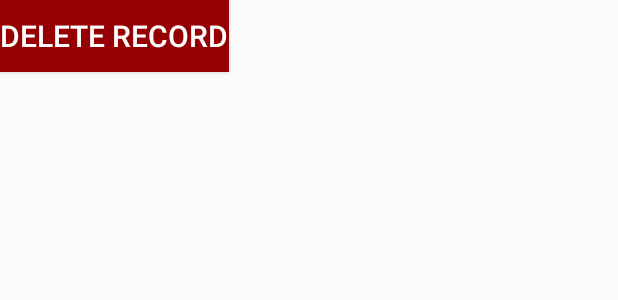
After one commit to mVax-app/mVax, an Android app: the layout delete_button.xml on its own in the app's theme, with its tools: preview values and no code run, on a phone screen of 412 x 824 dp. The commit adds this screen. Shown: the top 300 px of the screen. Run offline under Robolectric (Android 15) with nearby library versions, the phone set to English and light mode, and no system bars.

Commit message:
add basic record delete functionality with database

```diff
--- a/app/src/main/java/mhealth/mvax/search/SearchFragment.java
+++ b/app/src/main/java/mhealth/mvax/search/SearchFragment.java
@@ -224,7 +224,9 @@ public class SearchFragment extends Fragment {
 
             @Override
             public void onChildRemoved(DataSnapshot dataSnapshot) {
-
+                Patient patient = dataSnapshot.getValue(Patient.class);
+                _patientRecords.remove(patient.getId());
+                _SearchResultAdapter.refresh(_patientRecords.values());
             }
 
             @Override
@@ -305,5 +307,4 @@ public class SearchFragment extends Fragment {
         patientRecords.setValue(steven);
     }
 
-
 }
--- /dev/null
+++ b/app/src/main/res/drawable/delete_button.xml
@@ -0,0 +1,5 @@
+<?xml version="1.0" encoding="utf-8"?>
+<selector xmlns:android="http://schemas.android.com/apk/res/android">
+    <item android:state_pressed="true" android:drawable="@color/lightRed"/>
+    <item android:drawable="@color/darkRed"/>
+</selector>
--- a/app/src/main/res/layout/activity_record_detail.xml
+++ b/app/src/main/res/layout/activity_patient_detail.xml
@@ -79,7 +79,7 @@
 
     <ListView
         android:id="@+id/vaccine_list_view"
-        android:layout_width="match_parent"
+        android:layout_width="0dp"
         android:layout_height="0dp"
         android:layout_marginTop="20dp"
         android:layout_weight="1"
@@ -89,7 +89,6 @@
         app:layout_constraintLeft_toLeftOf="parent"
         app:layout_constraintRight_toRightOf="parent"
         app:layout_constraintTop_toBottomOf="@+id/textView2"
-        app:layout_constraintVertical_bias="0.0"
-        android:layout_marginBottom="0dp" />
+        app:layout_constraintVertical_bias="0.0" />
 
 </android.support.constraint.ConstraintLayout>
--- /dev/null
+++ b/app/src/main/res/layout/delete_button.xml
@@ -0,0 +1,10 @@
+<?xml version="1.0" encoding="utf-8"?>
+<Button
+    android:layout_width="wrap_content"
+    android:layout_height="wrap_content"
+    android:text="@string/delete_record_button"
+    android:textColor="@color/white"
+    android:textSize="20sp"
+    android:background="@drawable/delete_button"
+    xmlns:android="http://schemas.android.com/apk/res/android"
+    />
--- a/app/src/main/res/values/colors.xml
+++ b/app/src/main/res/values/colors.xml
@@ -1,6 +1,9 @@
 <?xml version="1.0" encoding="utf-8"?>
 <resources>
+    <color name="white">#FFFFFF</color>
     <color name="colorPrimary">#3F51B5</color>
     <color name="colorPrimaryDark">#303F9F</color>
     <color name="colorAccent">#FF4081</color>
+    <color name="darkRed">#950002</color>
+    <color name="lightRed">#B44545</color>
 </resources>
--- a/app/src/main/res/values/strings.xml
+++ b/app/src/main/res/values/strings.xml
@@ -66,6 +66,7 @@
     <string name="modal_new_dosage_confirm">Confirm</string>
     <string name="modal_new_dosage_cancel">Cancel</string>
     <string name="modal_new_dosage_neutral">No date</string>
+    <string name="delete_record_button">DELETE RECORD</string>
 
 
     <!-- Search -->
```
Also changed, not shown: app/src/main/java/mhealth/mvax/search/PatientDetailActivity.java (+22 -5 lines), 40 other files.
